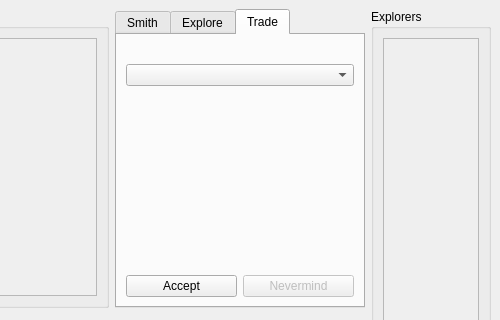
Above: assets/ui/main.ui from pierce-smith1/aor before the change; both pictures show x 400 to 900 and y 0 to 320 of the 900 by 750 pixel window. Below: the same form after it.
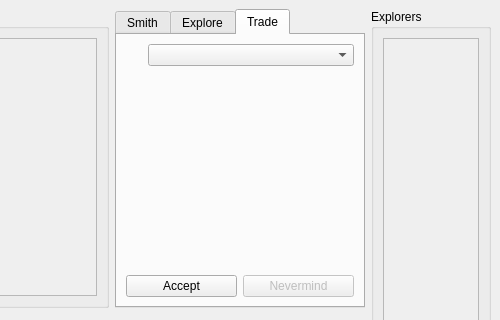
That is the form after the change. Icons and pictures are not drawn.

What changed in the file:
```diff
--- a/assets/ui/main.ui
+++ b/assets/ui/main.ui
@@ -287,7 +287,10 @@
        </attribute>
        <layout class="QVBoxLayout" name="verticalLayout_7">
         <item>
-         <layout class="QHBoxLayout" name="horizontalLayout_4">
+         <layout class="QHBoxLayout" name="foreign_trade_slot_layout"/>
+        </item>
+        <item>
+         <layout class="QHBoxLayout" name="horizontalLayout_6">
           <item>
            <widget class="QLabel" name="trade_remote_accept_icon">
             <property name="sizePolicy">
@@ -313,13 +316,6 @@
             </property>
            </widget>
           </item>
-         </layout>
-        </item>
-        <item>
-         <layout class="QHBoxLayout" name="foreign_trade_slot_layout"/>
-        </item>
-        <item>
-         <layout class="QHBoxLayout" name="horizontalLayout_6">
           <item>
            <widget class="QComboBox" name="trade_partner_combobox"/>
           </item>
```
Left out of the diff: 15 changed lines with no effect on the pictures.
